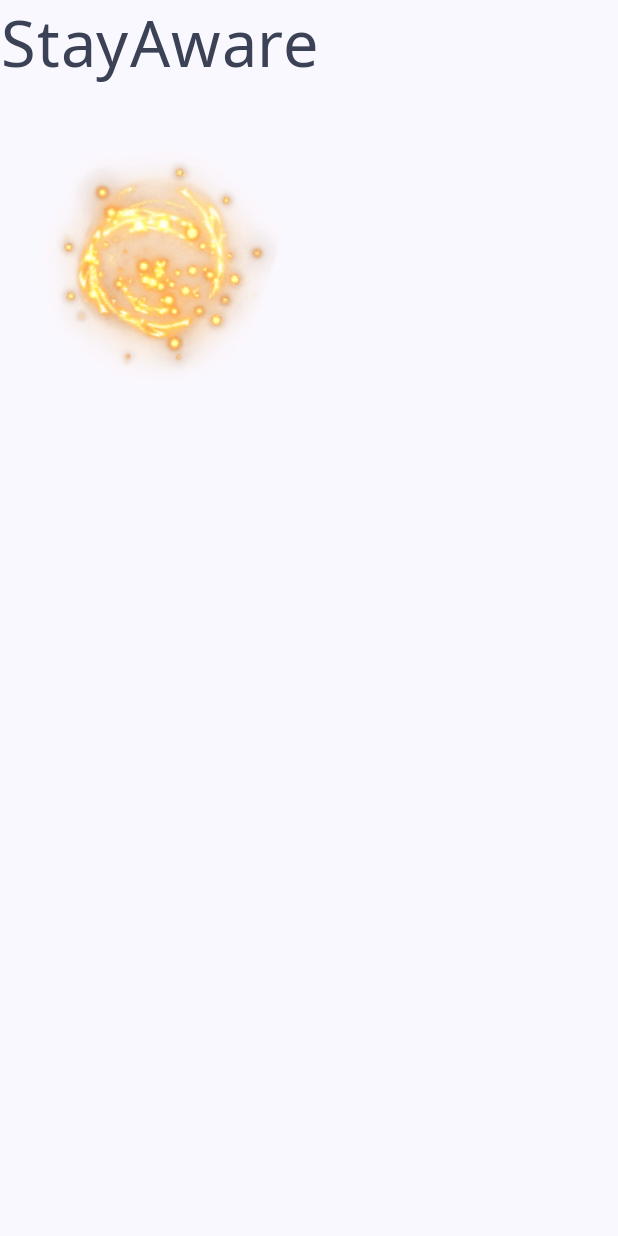
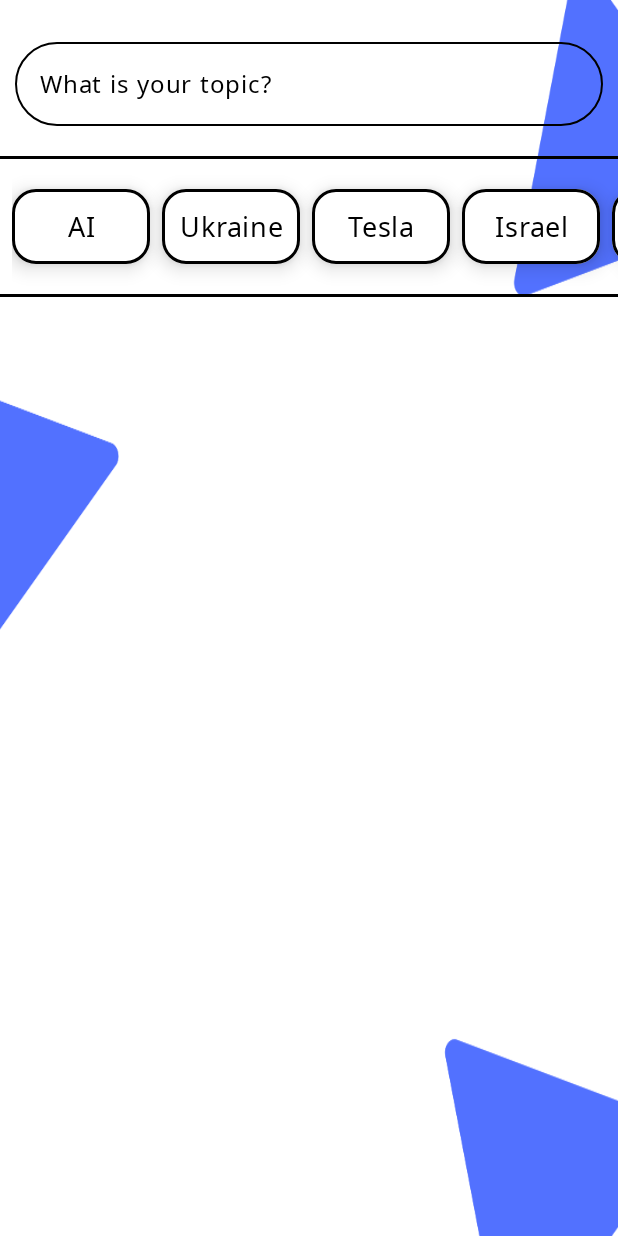
Before and after one commit to equalizer23/Stay-Aware, an Android app built with Jetpack Compose: the screen it shows after launch (MainActivity), on a phone screen of 412 x 824 dp. Run offline under Robolectric (Android 15) with nearby library versions, the phone set to English and light mode, and no system bars.

Commit message:
Added some UI components

```diff
--- a/app/src/main/java/com/news/aware/data/news_api/ApiClient.kt
+++ b/app/src/main/java/com/news/aware/data/news_api/ApiClient.kt
@@ -13,7 +13,7 @@ class ApiClient : ApiRepo{
     }
 
     override suspend fun getArticles(): List<Article> {
-
+        return emptyList()
     }
 
 
--- /dev/null
+++ b/app/src/main/java/com/news/aware/domain/models/Category.kt
@@ -0,0 +1,31 @@
+package com.news.aware.domain.models
+
+
+
+import androidx.compose.material.icons.Icons
+
+import androidx.compose.ui.graphics.vector.ImageVector
+
+sealed class Category(
+    val name: String
+){
+     data object AI: Category(
+         "AI"
+     )
+
+    data object Ukraine: Category(
+        "Ukraine"
+    )
+
+    data object Tesla: Category(
+        "Tesla"
+    )
+
+    data object Apple: Category(
+        "Apple"
+    )
+
+    data object Israel: Category(
+        "Israel"
+    )
+}
--- /dev/null
+++ b/app/src/main/java/com/news/aware/ui/components/ArticleItem.kt
@@ -0,0 +1,9 @@
+package com.news.aware.ui.components
+
+import androidx.compose.runtime.Composable
+import com.news.aware.domain.models.Article
+
+@Composable
+fun ArticleItem(article: Article) {
+
+}
--- /dev/null
+++ b/app/src/main/java/com/news/aware/ui/components/Background.kt
@@ -0,0 +1,18 @@
+package com.news.aware.ui.components
+
+import androidx.compose.foundation.Image
+import androidx.compose.foundation.layout.fillMaxSize
+import androidx.compose.runtime.Composable
+import androidx.compose.ui.Modifier
+import androidx.compose.ui.layout.ContentScale
+import androidx.compose.ui.res.painterResource
+import com.news.aware.R
+
+@Composable
+fun Background(modifier: Modifier = Modifier) {
+    Image(painter = painterResource(id = R.mipmap.bg),
+        contentDescription = "Bg",
+        modifier = modifier.fillMaxSize(),
+        contentScale = ContentScale.FillBounds
+    )
+}
--- /dev/null
+++ b/app/src/main/java/com/news/aware/ui/components/CategoryItem.kt
@@ -0,0 +1,45 @@
+package com.news.aware.ui.components
+
+import android.graphics.drawable.shapes.Shape
+import androidx.compose.foundation.BorderStroke
+import androidx.compose.foundation.layout.Box
+import androidx.compose.foundation.layout.fillMaxSize
+import androidx.compose.foundation.layout.fillMaxWidth
+import androidx.compose.foundation.layout.height
+import androidx.compose.foundation.layout.padding
+import androidx.compose.foundation.layout.width
+import androidx.compose.foundation.shape.RoundedCornerShape
+import androidx.compose.material3.Card
+import androidx.compose.material3.CardColors
+import androidx.compose.material3.CardDefaults
+import androidx.compose.material3.CardElevation
+import androidx.compose.material3.OutlinedCard
+import androidx.compose.runtime.Composable
+import androidx.compose.ui.Alignment
+import androidx.compose.ui.Modifier
+import androidx.compose.ui.graphics.Color
+import androidx.compose.ui.unit.dp
+import com.news.aware.domain.models.Category
+
+@Composable
+fun CategoryItem(category: Category) {
+    Box(modifier = Modifier
+        .width(100.dp)
+        .height(50.dp)
+        .padding(end = 8.dp)
+    ){
+        OutlinedCard(
+            modifier = Modifier.fillMaxSize(),
+            shape = RoundedCornerShape(16.dp),
+            colors = CardDefaults.cardColors(
+                containerColor = Color.White
+            ),
+            elevation = CardDefaults.cardElevation(8.dp),
+            border = BorderStroke(2.dp, color = Color.Black)
+        ) {
+                Box(modifier = Modifier.fillMaxSize()){
+                    CoolText(text = category.name, size = 18, modifier = Modifier.align(Alignment.Center))
+                }
+        }
+    }
+}
--- a/app/src/main/java/com/news/aware/ui/components/CoolText.kt
+++ b/app/src/main/java/com/news/aware/ui/components/CoolText.kt
@@ -6,6 +6,7 @@ import androidx.compose.material3.MaterialTheme
 import androidx.compose.material3.Text
 import androidx.compose.runtime.Composable
 import androidx.compose.ui.Modifier
+import androidx.compose.ui.graphics.Color
 import androidx.compose.ui.text.font.Font
 import androidx.compose.ui.text.font.FontFamily
 import androidx.compose.ui.text.style.TextAlign
@@ -17,7 +18,7 @@ fun CoolText(modifier: Modifier = Modifier, text: String, align: TextAlign = Tex
     Text(
         modifier = modifier,
         text = text,
-        color = MaterialTheme.colorScheme.secondary,
+        color = Color.Black,
         fontSize = size.sp,
         fontFamily = FontFamily(Font(R.font.notosans_regular)),
         textAlign = align
--- /dev/null
+++ b/app/src/main/java/com/news/aware/ui/components/CustomField.kt
@@ -0,0 +1,57 @@
+package com.news.aware.ui.components
+
+import androidx.compose.foundation.background
+import androidx.compose.foundation.layout.fillMaxSize
+import androidx.compose.foundation.layout.fillMaxWidth
+import androidx.compose.foundation.shape.CircleShape
+import androidx.compose.foundation.shape.RoundedCornerShape
+import androidx.compose.foundation.text.KeyboardOptions
+import androidx.compose.material3.ExperimentalMaterial3Api
+import androidx.compose.material3.MaterialTheme
+import androidx.compose.material3.OutlinedTextField
+import androidx.compose.material3.Text
+import androidx.compose.material3.TextFieldDefaults
+import androidx.compose.runtime.Composable
+import androidx.compose.runtime.getValue
+import androidx.compose.runtime.mutableStateOf
+import androidx.compose.runtime.remember
+import androidx.compose.runtime.setValue
+import androidx.compose.ui.Modifier
+import androidx.compose.ui.graphics.Color
+import androidx.compose.ui.text.input.KeyboardType
+import androidx.compose.ui.text.input.TextFieldValue
+import androidx.compose.ui.text.input.VisualTransformation
+import androidx.compose.ui.unit.dp
+
+@OptIn(ExperimentalMaterial3Api::class)
+@Composable
+fun CustomField(modifier: Modifier = Modifier) {
+    var text by remember{ mutableStateOf(TextFieldValue("")) }
+    OutlinedTextField(
+        value = text,
+        modifier = modifier,
+        onValueChange = {
+            text = it
+        },
+        label = {
+            CoolText(text = "What is your topic?", size = 16)
+        },
+        placeholder = {
+            CoolText(text = "Enter your topic", size = 16)
+        },
+        colors = TextFieldDefaults.outlinedTextFieldColors(
+            textColor = Color.Black,
+            cursorColor = Color.Black,
+            focusedBorderColor = Color.Black,
+            unfocusedBorderColor = Color.Black
+
+        ),
+        maxLines = 1,
+
+        keyboardOptions = KeyboardOptions(
+            keyboardType = KeyboardType.Text
+        ),
+        shape = CircleShape
+
+    )
+}
--- a/app/src/main/java/com/news/aware/ui/components/FadeText.kt
+++ b/app/src/main/java/com/news/aware/ui/components/FadeText.kt
@@ -1,22 +1,35 @@
 package com.news.aware.ui.components
 
+import androidx.compose.animation.AnimatedVisibility
 import androidx.compose.animation.core.LinearOutSlowInEasing
 import androidx.compose.animation.core.animateFloatAsState
 import androidx.compose.animation.core.tween
+import androidx.compose.animation.fadeIn
 import androidx.compose.runtime.Composable
+import androidx.compose.runtime.LaunchedEffect
 import androidx.compose.runtime.getValue
+import androidx.compose.runtime.mutableStateOf
+import androidx.compose.runtime.remember
+import androidx.compose.runtime.setValue
 import androidx.compose.ui.Modifier
 import androidx.compose.ui.draw.alpha
 import androidx.compose.ui.text.style.TextAlign
+import kotlinx.coroutines.delay
 
 @Composable
-fun FadeText(text: String, delay: Int, size: Int, align: TextAlign = TextAlign.Center) {
-    val alpha by animateFloatAsState(
-        targetValue = 1f,
-        label = "Fade In",
-        animationSpec = tween(1000, easing = LinearOutSlowInEasing, delayMillis = delay)
-    )
+fun FadeText(text: String, delay: Long, size: Int, align: TextAlign = TextAlign.Center) {
+    var visibility by remember{ mutableStateOf(false) }
 
-    CoolText(text = text, size = size, align = align, modifier = Modifier.alpha(alpha))
+    LaunchedEffect(key1 = visibility){
+        delay(delay)
+        visibility = true
+    }
+
+    AnimatedVisibility(
+        visible = visibility,
+        enter = fadeIn(animationSpec = tween(durationMillis = 1000))
+    ) {
+        CoolText(text = text, size = size, align = align)
+    }
 
 }
--- a/app/src/main/java/com/news/aware/ui/home/HomeScreen.kt
+++ b/app/src/main/java/com/news/aware/ui/home/HomeScreen.kt
@@ -1,16 +1,57 @@
 package com.news.aware.ui.home
 
 import androidx.activity.ComponentActivity
+import androidx.compose.foundation.layout.Arrangement
 import androidx.compose.foundation.layout.Box
+import androidx.compose.foundation.layout.Column
+import androidx.compose.foundation.layout.PaddingValues
 import androidx.compose.foundation.layout.fillMaxSize
+import androidx.compose.foundation.layout.fillMaxWidth
 import androidx.compose.foundation.layout.padding
+import androidx.compose.foundation.lazy.LazyRow
+import androidx.compose.material3.Divider
 import androidx.compose.runtime.Composable
+import androidx.compose.ui.Alignment
 import androidx.compose.ui.Modifier
+import androidx.compose.ui.graphics.Color
 import androidx.compose.ui.unit.dp
+import com.news.aware.domain.models.Category
+import com.news.aware.ui.components.Background
+import com.news.aware.ui.components.CategoryItem
+import com.news.aware.ui.components.CustomField
+
 
 @Composable
 fun HomeScreen(activity: ComponentActivity, modifier: Modifier = Modifier) {
-    Box(modifier = modifier.fillMaxSize().padding(20.dp)){
 
+    val categories = listOf(
+        Category.AI,
+        Category.Ukraine,
+        Category.Tesla,
+        Category.Israel,
+        Category.Apple,
+    )
+
+    Box(modifier = modifier.fillMaxSize()){
+        Background()
+
+        Column(
+            modifier = modifier.fillMaxSize(),
+            verticalArrangement = Arrangement.Top,
+            horizontalAlignment = Alignment.CenterHorizontally
+        ) {
+            CustomField(modifier = modifier
+                .fillMaxWidth()
+                .padding(horizontal = 10.dp, vertical = 20.dp)
+            )
+
+            Divider(color = Color.Black, thickness = 2.dp, modifier = Modifier.fillMaxWidth())
+            LazyRow(modifier = modifier.padding(start = 8.dp, top = 20.dp, bottom = 20.dp)){
+                items(categories.size){
+                    CategoryItem(category = categories[it])
+                }
+            }
+            Divider(color = Color.Black, thickness = 2.dp, modifier = Modifier.fillMaxWidth())
+        }
     }
 }
--- /dev/null
+++ b/app/src/main/java/com/news/aware/ui/home/HomeViewModel.kt
@@ -0,0 +1,6 @@
+package com.news.aware.ui.home
+
+import androidx.lifecycle.ViewModel
+
+class HomeViewModel : ViewModel(){
+}
--- a/app/src/main/java/com/news/aware/ui/splash/SplashScreen.kt
+++ b/app/src/main/java/com/news/aware/ui/splash/SplashScreen.kt
@@ -1,18 +1,24 @@
 package com.news.aware.ui.splash
 
+import androidx.compose.animation.AnimatedVisibility
 import androidx.compose.animation.core.LinearOutSlowInEasing
 import androidx.compose.animation.core.animateFloatAsState
 import androidx.compose.animation.core.tween
+import androidx.compose.animation.fadeIn
 import androidx.compose.foundation.layout.Arrangement
 import androidx.compose.foundation.layout.Box
 import androidx.compose.foundation.layout.Column
 import androidx.compose.foundation.layout.Row
 import androidx.compose.foundation.layout.fillMaxSize
+import androidx.compose.foundation.layout.fillMaxWidth
 import androidx.compose.foundation.layout.padding
 import androidx.compose.foundation.layout.size
 import androidx.compose.runtime.Composable
 import androidx.compose.runtime.LaunchedEffect
 import androidx.compose.runtime.getValue
+import androidx.compose.runtime.mutableStateOf
+import androidx.compose.runtime.remember
+import androidx.compose.runtime.setValue
 import androidx.compose.ui.Alignment
 import androidx.compose.ui.Modifier
 import androidx.compose.ui.draw.alpha
@@ -20,6 +26,7 @@ import androidx.compose.ui.unit.dp
 import androidx.navigation.NavHostController
 import com.news.aware.common.Constants
 import com.news.aware.navigation.Navigator
+import com.news.aware.ui.components.Background
 import com.news.aware.ui.components.CustomLoading
 import com.news.aware.ui.components.FadeText
 import kotlinx.coroutines.delay
@@ -27,29 +34,30 @@ import kotlinx.coroutines.delay
 @Composable
 fun SplashScreen(controller: NavHostController, modifier: Modifier = Modifier) {
     val navigator = Navigator(controller)
+    var loadVisibility by remember { mutableStateOf(false) }
 
-    val alpha by animateFloatAsState(
-        targetValue = 1f,
-        label = "Fade In",
-        animationSpec = tween(durationMillis = 1000, easing = LinearOutSlowInEasing, delayMillis = 2000)
-    )
+    LaunchedEffect(key1 = loadVisibility){
+        delay(2000L)
+        loadVisibility = true
+        delay(1000L)
+        navigator.toPage(Constants.HOME_SCREEN_ROUTE, Constants.SPLASH_SCREEN_ROUTE)
+    }
 
-//    LaunchedEffect(key1 = null){
-//        delay(4000L)
-//        navigator.toPage(Constants.HOME_SCREEN_ROUTE, Constants.SPLASH_SCREEN_ROUTE)
-//    }
+    Box(modifier = modifier
+        .fillMaxSize()
+    ){
 
-    Box(modifier = modifier.fillMaxSize()){
-        Column(
-            verticalArrangement = Arrangement.Center,
-            horizontalAlignment = Alignment.CenterHorizontally
-        ){
-            Row(horizontalArrangement = Arrangement.Center){
-                FadeText(text = "Stay", delay = 500, size = 42)
-                FadeText(text = "Aware", delay = 1000, size = 42)
-            }
+        Background()
 
-            CustomLoading(modifier = modifier.alpha(alpha).size(200.dp).padding(top = 40.dp))
+        Box(modifier.align(Alignment.TopCenter).padding(vertical = 80.dp, horizontal = 20.dp)) {
+            FadeText(text = "Stay Aware", delay = 500, size = 42)
+        }
+
+        AnimatedVisibility(visible = loadVisibility,
+            modifier = modifier.align(Alignment.BottomCenter).padding(vertical = 80.dp, horizontal = 20.dp),
+            enter = fadeIn(animationSpec = tween(durationMillis = 1000))) {
+            CustomLoading(modifier = modifier
+                .size(200.dp))
         }
     }
 }
```
Also changed, not shown: app/src/main/res/mipmap-xxhdpi/bg.png (added).
